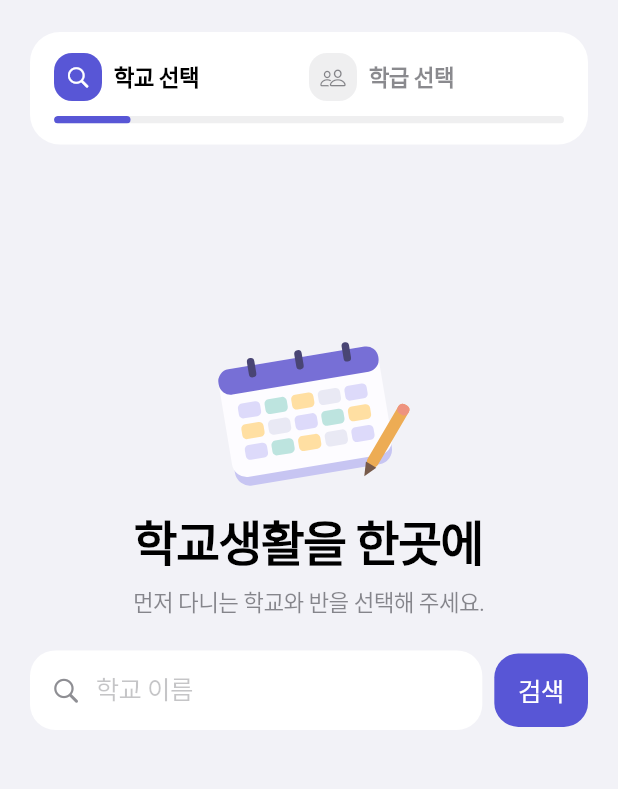
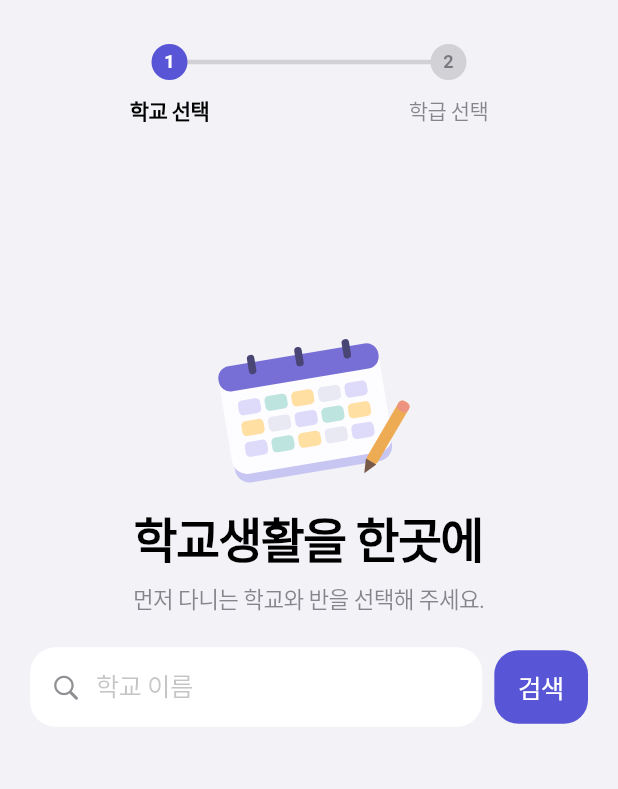
Before and after one commit to Dwk0910/schoolzip, a Flutter app: the screen it shows after launch, on a phone screen of 412 x 824 dp, the part 52-841 px from its top. Run offline on Flutter 3.47's test engine with Material 3 defaults, Android fonts, the phone set to English and light mode, and no system bars; our stand-ins replace cupertino_ui, material_ui, shared_preferences.

Commit message:
feat(onboarding): 연결형 스테퍼와 설정의 안내 다시 보기 추가

```diff
--- a/mobile/lib/controls.dart
+++ b/mobile/lib/controls.dart
@@ -173,53 +173,14 @@ class SetupProgress extends StatelessWidget {
   final int step;
   final bool complete;
   const SetupProgress({super.key, required this.step, required this.complete});
-
   @override
   Widget build(BuildContext context) {
     final accent = CupertinoColors.systemIndigo.resolveFrom(context);
     final muted = CupertinoColors.secondaryLabel.resolveFrom(context);
-    final track = CupertinoColors.tertiarySystemFill.resolveFrom(context);
+    final track = CupertinoColors.systemGrey4.resolveFrom(context);
     final motion = MediaQuery.disableAnimationsOf(context)
         ? Duration.zero
         : duration;
-    Widget segment(int index, String title, IconData icon) {
-      final done = index < step || complete;
-      final active = index == step && !complete;
-      return Expanded(
-        child: Row(
-          children: [
-            AnimatedContainer(
-              duration: motion,
-              width: 32,
-              height: 32,
-              decoration: BoxDecoration(
-                color: done || active ? accent : track,
-                borderRadius: BorderRadius.circular(12),
-              ),
-              child: Icon(
-                done ? CupertinoIcons.check_mark : icon,
-                size: 17,
-                color: done || active ? CupertinoColors.white : muted,
-              ),
-            ),
-            const SizedBox(width: 8),
-            Flexible(
-              child: Text(
-                title,
-                style: TextStyle(
-                  fontSize: 15,
-                  fontWeight: FontWeight.w600,
-                  color: active || done
-                      ? CupertinoColors.label.resolveFrom(context)
-                      : muted,
-                ),
-              ),
-            ),
-          ],
-        ),
-      );
-    }
-
     return Semantics(
       label: complete
           ? '학교·학급 설정 완료'
@@ -228,54 +189,103 @@ class SetupProgress extends StatelessWidget {
           : '2단계 중 1단계, 학교 선택',
       excludeSemantics: true,
       liveRegion: true,
+      child: Padding(
+        padding: const EdgeInsets.symmetric(vertical: 8),
+        child: Column(
+          children: [
+            SizedBox(
+              height: 24,
+              child: LayoutBuilder(
+                builder: (_, box) => Stack(
+                  alignment: Alignment.center,
+                  children: [
+                    Positioned(
+                      left: box.maxWidth / 4,
+                      right: box.maxWidth / 4,
                       child: Container(
-        padding: const EdgeInsets.symmetric(horizontal: 16, vertical: 14),
-        decoration: BoxDecoration(
-          color: CupertinoColors.secondarySystemGroupedBackground.resolveFrom(
-            context,
-          ),
-          borderRadius: BorderRadius.circular(20),
-        ),
-        child: Column(
-          mainAxisSize: MainAxisSize.min,
-          children: [
-            Row(
-              children: [
-                segment(0, '학교 선택', CupertinoIcons.search),
-                segment(1, '학급 선택', CupertinoIcons.person_2),
-              ],
-            ),
-            const SizedBox(height: 10),
-            ClipRRect(
-              borderRadius: BorderRadius.circular(6),
-              child: ColoredBox(
+                        key: const ValueKey('setup-connecting-line'),
+                        height: 3,
                         color: track,
-                child: Align(
                         alignment: Alignment.centerLeft,
                         child: TweenAnimationBuilder<double>(
+                          tween: Tween(
+                            begin: 0,
+                            end: step > 0 || complete ? 1 : 0,
+                          ),
                           duration: motion,
                           curve: Curves.easeInOutCubic,
-                    tween: Tween<double>(
-                      begin: 0,
-                      end: complete
-                          ? 1
-                          : step == 1
-                          ? .65
-                          : .15,
-                    ),
                           builder: (_, value, _) => FractionallySizedBox(
                             widthFactor: value,
-                      child: Container(
-                        height: 5,
-                        decoration: BoxDecoration(
+                            child: ColoredBox(
                               color: accent,
-                          borderRadius: BorderRadius.circular(6),
+                              child: const SizedBox(height: 3),
                             ),
                           ),
                         ),
                       ),
                     ),
+                    Row(
+                      children: [
+                        for (var index = 0; index < 2; index++)
+                          Expanded(
+                            child: Center(
+                              child: AnimatedContainer(
+                                key: ValueKey('setup-step-$index'),
+                                duration: motion,
+                                width: 24,
+                                height: 24,
+                                decoration: BoxDecoration(
+                                  shape: BoxShape.circle,
+                                  color: index <= step || complete
+                                      ? accent
+                                      : track,
                                 ),
+                                alignment: Alignment.center,
+                                child: complete || index < step
+                                    ? const Icon(
+                                        CupertinoIcons.check_mark,
+                                        size: 14,
+                                        color: CupertinoColors.white,
+                                      )
+                                    : Text(
+                                        '${index + 1}',
+                                        style: TextStyle(
+                                          fontSize: 12,
+                                          fontWeight: FontWeight.w700,
+                                          color: index == step
+                                              ? CupertinoColors.white
+                                              : muted,
+                                        ),
+                                      ),
+                              ),
+                            ),
+                          ),
+                      ],
+                    ),
+                  ],
+                ),
+              ),
+            ),
+            const SizedBox(height: 10),
+            Row(
+              children: [
+                for (var index = 0; index < 2; index++)
+                  Expanded(
+                    child: Text(
+                      index == 0 ? '학교 선택' : '학급 선택',
+                      textAlign: TextAlign.center,
+                      style: TextStyle(
+                        fontSize: 14,
+                        fontWeight: index == step
+                            ? FontWeight.w600
+                            : FontWeight.w400,
+                        color: index <= step || complete
+                            ? CupertinoColors.label.resolveFrom(context)
+                            : muted,
+                      ),
+                    ),
+                  ),
+              ],
             ),
           ],
         ),
--- a/mobile/lib/intro_guide.dart
+++ b/mobile/lib/intro_guide.dart
@@ -43,12 +43,14 @@ class GuideExample {
 class IntroGuide extends StatefulWidget {
   final Widget grid, weekHeader, classButton;
   final Future<void> Function() onFinish;
+  final bool replay;
   const IntroGuide({
     super.key,
     required this.grid,
     required this.weekHeader,
     required this.classButton,
     required this.onFinish,
+    this.replay = false,
   });
 
   @override
@@ -397,7 +399,7 @@ class _IntroGuideState extends State<IntroGuide> {
                   padding: const EdgeInsets.symmetric(vertical: 14),
                   child: Text(
                     page == slides.length - 1
-                        ? '시작하기!'
+                        ? (widget.replay ? '닫기' : '시작하기!')
                         : '다음',
                     style: const TextStyle(
                       color: CupertinoColors.white,
```
Also changed, not shown: mobile/lib/main.dart (+23 -2 lines), mobile/lib/settings_page.dart (+27 -2 lines), 2 other files. Lines whose indentation alone changed are shown as unchanged.
